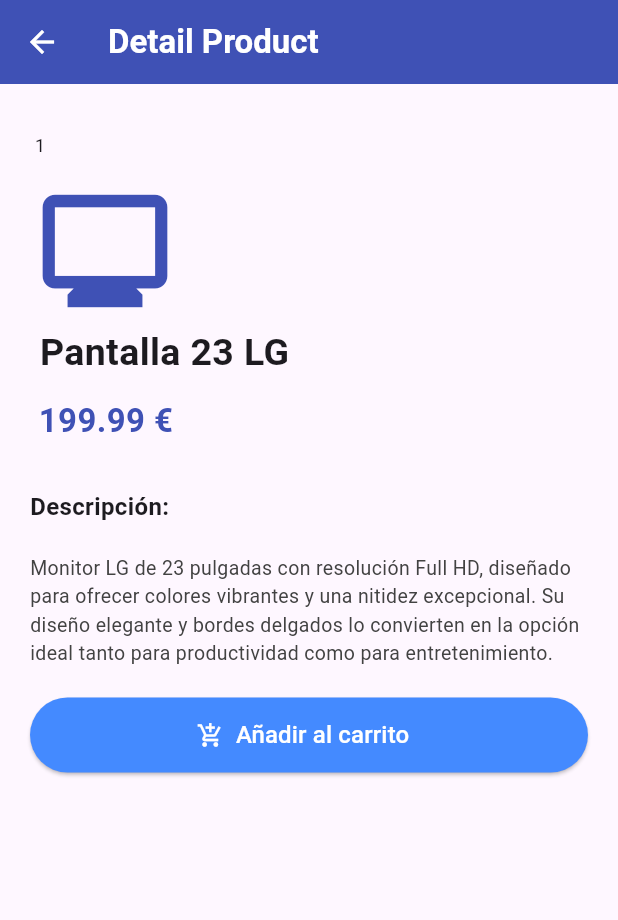
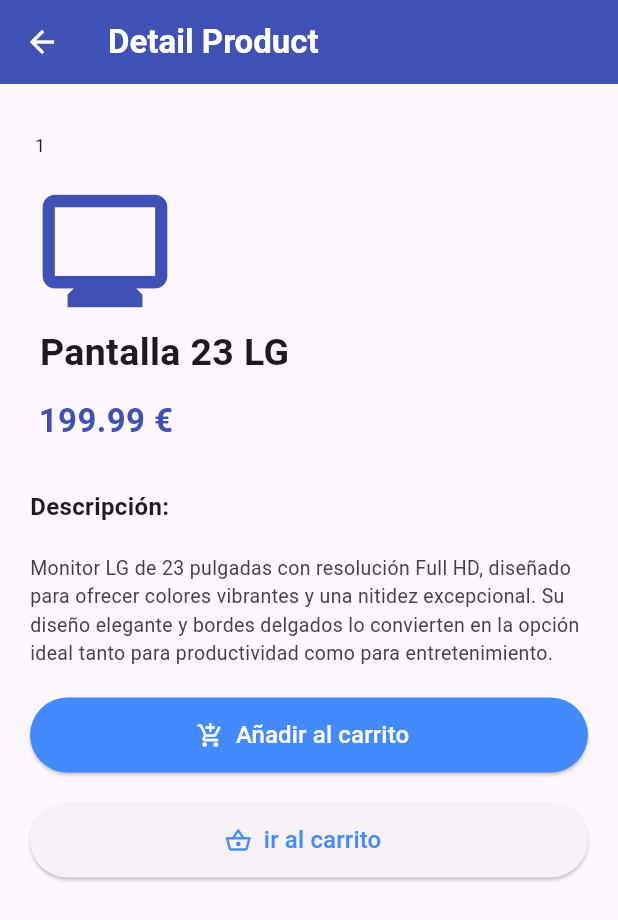
Before and after one commit to Gerardlf/app_navegacion_estado, a Flutter app: the DetailProduct screen opened directly with sample values from the repository, on a phone screen of 412 x 824 dp. Shown: the top 920 px of the screen. Run offline on Flutter 3.47's test engine with Material 3 defaults, Android fonts, the phone set to English and light mode, and no system bars; our stand-ins replace go_router.

```diff
--- a/lib/screens/detail/detail.dart
+++ b/lib/screens/detail/detail.dart
@@ -80,6 +80,27 @@ class DetailProduct extends StatelessWidget {
                   ),
                 ),
               ),
+              Padding(
+                padding: const EdgeInsets.only(top: 20.0),
+                child: SizedBox(
+                  width: double.infinity,
+                  child: ElevatedButton.icon(
+                    style: ElevatedButton.styleFrom(
+                      foregroundColor: Colors.blueAccent,
+                      minimumSize: const Size.fromHeight(50),
+                    ),
+                    onPressed: () => context.goNamed("cart"),
+                    icon: Icon(
+                      Icons.shopping_basket_outlined,
+                      color: Colors.blueAccent,
+                    ),
+                    label: Text(
+                      "ir al carrito",
+                      style: TextStyle(fontSize: 16, color: Colors.blueAccent),
+                    ),
+                  ),
+                ),
+              ),
             ],
           ),
         ),
```
Also changed, not shown: 1 other file.
